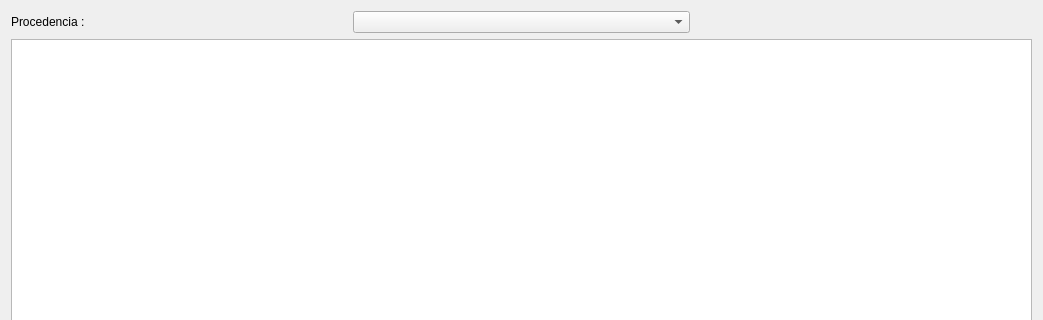
Old version of the form entradamercancia.ui in the repository Ladis72/tienda; both pictures show x 0 to 1043 and y 0 to 320 of the 1043 by 525 pixel window.
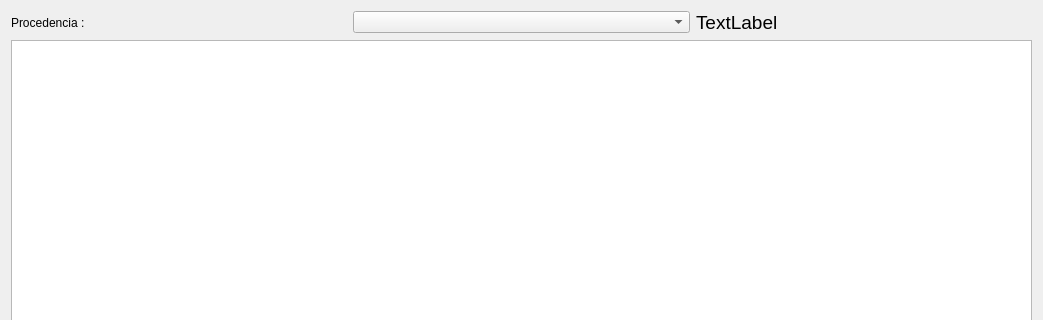
New version of the form.

Commit message: ÇAñadir numero de lieas y productos a entradas-salidas

Patch:
```diff
--- a/entradamercancia.ui
+++ b/entradamercancia.ui
@@ -165,6 +165,18 @@
      </item>
     </layout>
    </item>
+   <item row="0" column="2">
+    <widget class="QLabel" name="lbProductos">
+     <property name="font">
+      <font>
+       <pointsize>14</pointsize>
+      </font>
+     </property>
+     <property name="text">
+      <string>TextLabel</string>
+     </property>
+    </widget>
+   </item>
   </layout>
  </widget>
  <tabstops>
```
Left out of the diff: 2 changed lines with no effect on the pictures. The commit also changes 7 other files.
